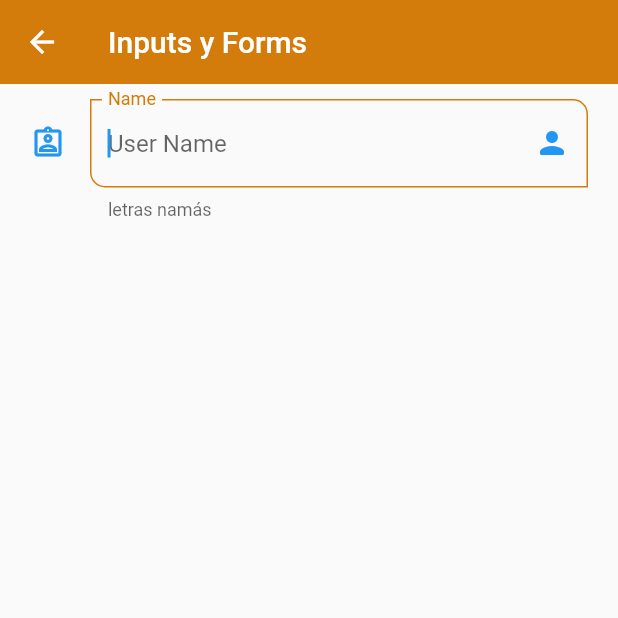
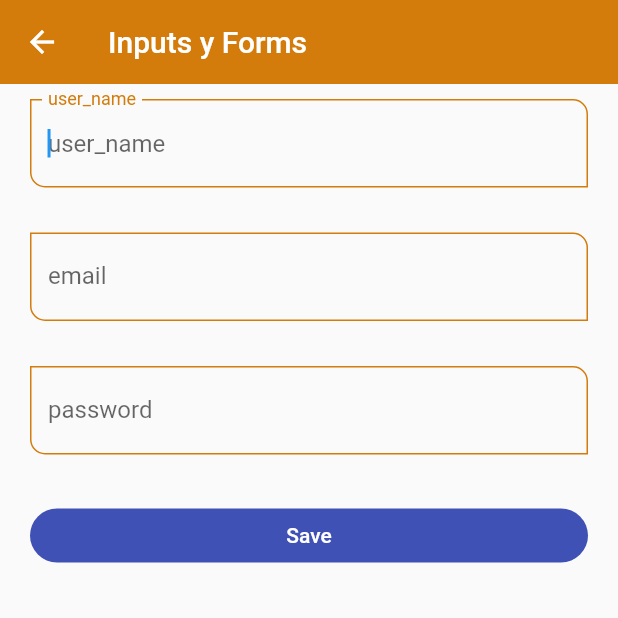
Before and after one commit to florinawer/FlutterComponents, a Flutter app: the InputsScreen screen opened by its route, on a phone screen of 412 x 824 dp, the top half of it. Run offline on Flutter 3.47's test engine with Material 2 defaults, Android fonts, the phone set to English and light mode, and no system bars.

```diff
--- a/flutty_components/lib/screens/inputs_screen.dart
+++ b/flutty_components/lib/screens/inputs_screen.dart
@@ -1,5 +1,4 @@
 import 'package:flutter/material.dart';
-
 import '../widgets/widgets.dart';
 
 class InputsScreen extends StatelessWidget {
@@ -7,6 +6,15 @@ class InputsScreen extends StatelessWidget {
 
   @override
   Widget build(BuildContext context) {
+    //key es para mantener referencia a los widgets
+    final GlobalKey<FormState> myFormKey = GlobalKey<FormState>();
+
+    final Map<String, String> formValues = {
+      'user_name': 'Ves',
+      'email': 'Puxi@google.com',
+      'password': 'puxi'
+    };
+
     return Scaffold(
       appBar: AppBar(
         title: const Text('Inputs y Forms'),
@@ -14,8 +22,57 @@ class InputsScreen extends StatelessWidget {
       body: SingleChildScrollView(
         child: Padding(
           padding: const EdgeInsets.symmetric(horizontal: 20, vertical: 10),
-          child: Column(
-            children: const [CustomInputField()],
+          child: Form(
+            key: myFormKey,
+            child: Column(
+              children: [
+                //se pasan por parametro los valores y se reciben por constructor
+                CustomInputField(
+                  labelText: "user_name",
+                  hintText: "user_name",
+                  formProperty: 'user_name',
+                  formValues: formValues,
+                ),
+                const SizedBox(height: 30),
+
+                CustomInputField(
+                  labelText: "email", hintText: "email",
+                  //se le pasa por constructor el valor del input para personalizar input
+                  keyBoardType: TextInputType.emailAddress,
+
+                  //en el form type se pone el valor de Mapper
+                  formProperty: 'email', formValues: formValues,
+                ),
+                const SizedBox(height: 30),
+
+                CustomInputField(
+                  labelText: "password",
+                  hintText: "password",
+                  isPassword: true,
+                  formProperty: 'password',
+                  formValues: formValues,
+                ),
+                const SizedBox(height: 30),
+
+                ElevatedButton(
+                  child: const SizedBox(
+                      width: double.infinity,
+                      child: Center(child: Text('Save'))),
+                  onPressed: () {
+                    FocusScope.of(context).requestFocus(FocusNode());
+
+                    //valida el estado y niega el validate
+                    if (!myFormKey.currentState!.validate()) {
+                      print('form no valid');
+                      return;
+                    }
+
+                    //*imprimir valores del form
+                    print(formValues);
+                  },
+                )
+              ],
+            ),
           ),
         ),
       ),
--- a/flutty_components/lib/widgets/custom_input_field.dart
+++ b/flutty_components/lib/widgets/custom_input_field.dart
@@ -1,8 +1,28 @@
 import 'package:flutter/material.dart';
 
 class CustomInputField extends StatelessWidget {
+  final String? hintText;
+  final String? labelText;
+  final String? helperText;
+  final IconData? icon;
+  final IconData? suffixIcon;
+  final TextInputType? keyBoardType;
+  final bool isPassword;
+
+  final String formProperty;
+  final Map<String, String> formValues;
+
   const CustomInputField({
     Key? key,
+    this.hintText,
+    this.labelText,
+    this.helperText,
+    this.icon,
+    this.suffixIcon,
+    this.keyBoardType,
+    this.isPassword = false,
+    required this.formProperty,
+    required this.formValues,
   }) : super(key: key);
 
   @override
@@ -11,20 +31,27 @@ class CustomInputField extends StatelessWidget {
       autofocus: true,
       initialValue: '',
       textCapitalization: TextCapitalization.words,
-      onChanged: (value) {},
+      keyboardType: keyBoardType,
+      obscureText: isPassword,
+
+      //se le asigna a la formValue a su propiedad
+      onChanged: (value) {
+        formValues[formProperty] = value;
+      },
+
       validator: (value) {
         if (value == null) return 'campo requerido';
         return value.length < 3 ? 'Minimo de 3 letras' : null;
       },
       autovalidateMode: AutovalidateMode.onUserInteraction,
-      decoration: const InputDecoration(
-        hintText: 'User Name',
-        labelText: 'Name',
-        helperText: 'letras namás',
+      decoration: InputDecoration(
+        hintText: hintText,
+        labelText: labelText,
+        helperText: helperText,
         //prefixIcon: Icon(Icons.verified_user_outlined),
 
-        suffixIcon: Icon(Icons.person_rounded),
-        icon: Icon(Icons.assignment_ind_outlined),
+        suffixIcon: suffixIcon == null ? null : Icon(suffixIcon),
+        icon: icon == null ? null : Icon(icon),
         /*  border: OutlineInputBorder(
               borderRadius: BorderRadius.only(
                   bottomLeft: Radius.circular(10),
--- a/flutty_components/lib/widgets/widgets.dart
+++ b/flutty_components/lib/widgets/widgets.dart
@@ -1,4 +1,3 @@
 export 'package:flutty_components/widgets/custom_input_field.dart';
-
 export 'package:flutty_components/widgets/custom_card_tipe_2.dart';
 export 'package:flutty_components/widgets/custom_card_tipo_1.dart';
```
